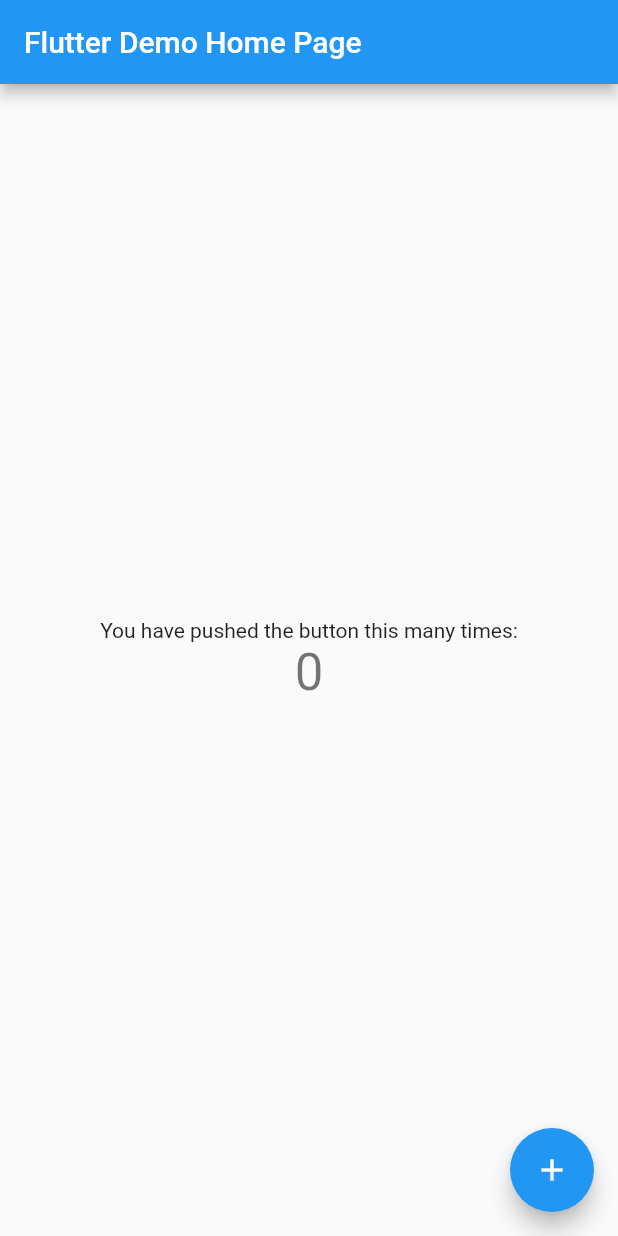
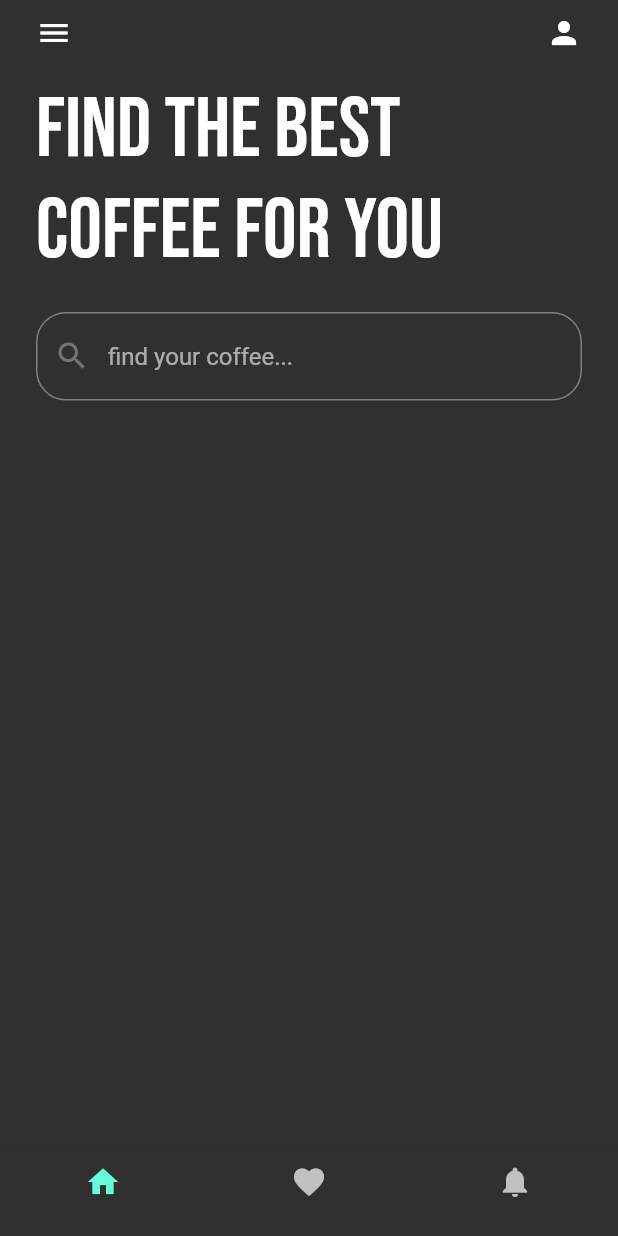
Before and after one commit to aristrisnawan/coffee-shop, a Flutter app: the screen it shows after launch, on a phone screen of 412 x 824 dp. Run offline on Flutter 3.47's test engine with Material 2 defaults, Android fonts, the light colour scheme and no system bars; our stand-ins replace google_fonts.

Commit message:
add header, title and text field

```diff
--- /dev/null
+++ b/lib/home_page.dart
@@ -0,0 +1,68 @@
+import 'package:flutter/material.dart';
+import 'package:google_fonts/google_fonts.dart';
+
+class HomePage extends StatelessWidget {
+  const HomePage({super.key});
+
+  @override
+  Widget build(BuildContext context) {
+    return Scaffold(
+        bottomNavigationBar: BottomNavigationBar(items: [
+          BottomNavigationBarItem(icon: Icon(Icons.home), label: ""),
+          BottomNavigationBarItem(icon: Icon(Icons.favorite), label: ""),
+          BottomNavigationBarItem(icon: Icon(Icons.notifications), label: ""),
+        ]),
+        body: ListView(
+          children: [
+            SafeArea(
+              child: Padding(
+                padding: const EdgeInsets.symmetric(horizontal: 24),
+                child: Column(
+                  crossAxisAlignment: CrossAxisAlignment.start,
+                  children: [
+                    // Header
+                    SizedBox(
+                      height: 10,
+                    ),
+                    Row(
+                      mainAxisAlignment: MainAxisAlignment.spaceBetween,
+                      children: [Icon(Icons.menu), Icon(Icons.person)],
+                    ),
+                    //Find the best
+                    SizedBox(
+                      height: 20,
+                    ),
+                    Text("Find the best \ncoffee for you",
+                        style: GoogleFonts.bebasNeue(fontSize: 56)),
+                    // Search bar
+                    SizedBox(
+                      height: 20,
+                    ),
+                    TextField(
+                      decoration: InputDecoration(
+                          hintText: 'find your coffee...',
+                          prefixIcon: Icon(
+                            Icons.search,
+                            color: Colors.grey.shade600,
+                          ),
+                          border: OutlineInputBorder(
+                              borderRadius: BorderRadius.circular(20)),
+                          focusedBorder: OutlineInputBorder(
+                              borderSide:
+                                  BorderSide(color: Colors.grey.shade600),
+                              borderRadius: BorderRadius.circular(20))),
+                    ),
+
+                    //Horizontal scroll
+                    SizedBox(
+                      height: 20,
+                    ),
+
+                  ],
+                ),
+              ),
+            ),
+          ],
+        ));
+  }
+}
--- a/lib/main.dart
+++ b/lib/main.dart
@@ -1,4 +1,6 @@
 import 'package:flutter/material.dart';
+
+import 'home_page.dart';
 
 void main() {
   runApp(const MyApp());
@@ -7,109 +9,13 @@
 class MyApp extends StatelessWidget {
   const MyApp({super.key});
 
-  // This widget is the root of your application.
   @override
   Widget build(BuildContext context) {
     return MaterialApp(
-      title: 'Flutter Demo',
-      theme: ThemeData(
-        // This is the theme of your application.
-        //
-        // Try running your application with "flutter run". You'll see the
-        // application has a blue toolbar. Then, without quitting the app, try
-        // changing the primarySwatch below to Colors.green and then invoke
-        // "hot reload" (press "r" in the console where you ran "flutter run",
-        // or simply save your changes to "hot reload" in a Flutter IDE).
-        // Notice that the counter didn't reset back to zero; the application
-        // is not restarted.
-        primarySwatch: Colors.blue,
-      ),
-      home: const MyHomePage(title: 'Flutter Demo Home Page'),
+      debugShowCheckedModeBanner: false,
+      home: HomePage(),
+      theme:
+          ThemeData(brightness: Brightness.dark, primarySwatch: Colors.orange),
     );
   }
 }
-
-class MyHomePage extends StatefulWidget {
-  const MyHomePage({super.key, required this.title});
-
-  // This widget is the home page of your application. It is stateful, meaning
-  // that it has a State object (defined below) that contains fields that affect
-  // how it looks.
-
-  // This class is the configuration for the state. It holds the values (in this
-  // case the title) provided by the parent (in this case the App widget) and
-  // used by the build method of the State. Fields in a Widget subclass are
-  // always marked "final".
-
-  final String title;
-
-  @override
-  State<MyHomePage> createState() => _MyHomePageState();
-}
-
-class _MyHomePageState extends State<MyHomePage> {
-  int _counter = 0;
-
-  void _incrementCounter() {
-    setState(() {
-      // This call to setState tells the Flutter framework that something has
-      // changed in this State, which causes it to rerun the build method below
-      // so that the display can reflect the updated values. If we changed
-      // _counter without calling setState(), then the build method would not be
-      // called again, and so nothing would appear to happen.
-      _counter++;
-    });
-  }
-
-  @override
-  Widget build(BuildContext context) {
-    // This method is rerun every time setState is called, for instance as done
-    // by the _incrementCounter method above.
-    //
-    // The Flutter framework has been optimized to make rerunning build methods
-    // fast, so that you can just rebuild anything that needs updating rather
-    // than having to individually change instances of widgets.
-    return Scaffold(
-      appBar: AppBar(
-        // Here we take the value from the MyHomePage object that was created by
-        // the App.build method, and use it to set our appbar title.
-        title: Text(widget.title),
-      ),
-      body: Center(
-        // Center is a layout widget. It takes a single child and positions it
-        // in the middle of the parent.
-        child: Column(
-          // Column is also a layout widget. It takes a list of children and
-          // arranges them vertically. By default, it sizes itself to fit its
-          // children horizontally, and tries to be as tall as its parent.
-          //
-          // Invoke "debug painting" (press "p" in the console, choose the
-          // "Toggle Debug Paint" action from the Flutter Inspector in Android
-          // Studio, or the "Toggle Debug Paint" command in Visual Studio Code)
-          // to see the wireframe for each widget.
-          //
-          // Column has various properties to control how it sizes itself and
-          // how it positions its children. Here we use mainAxisAlignment to
-          // center the children vertically; the main axis here is the vertical
-          // axis because Columns are vertical (the cross axis would be
-          // horizontal).
-          mainAxisAlignment: MainAxisAlignment.center,
-          children: <Widget>[
-            const Text(
-              'You have pushed the button this many times:',
-            ),
-            Text(
-              '$_counter',
-              style: Theme.of(context).textTheme.headline4,
-            ),
-          ],
-        ),
-      ),
-      floatingActionButton: FloatingActionButton(
-        onPressed: _incrementCounter,
-        tooltip: 'Increment',
-        child: const Icon(Icons.add),
-      ), // This trailing comma makes auto-formatting nicer for build methods.
-    );
-  }
-}
--- a/pubspec.yaml
+++ b/pubspec.yaml
@@ -36,6 +36,7 @@
   # The following adds the Cupertino Icons font to your application.
   # Use with the CupertinoIcons class for iOS style icons.
   cupertino_icons: ^1.0.2
+  google_fonts: ^3.0.1
 
 dev_dependencies:
   flutter_test:
```
Also changed, not shown: 1 other file.
